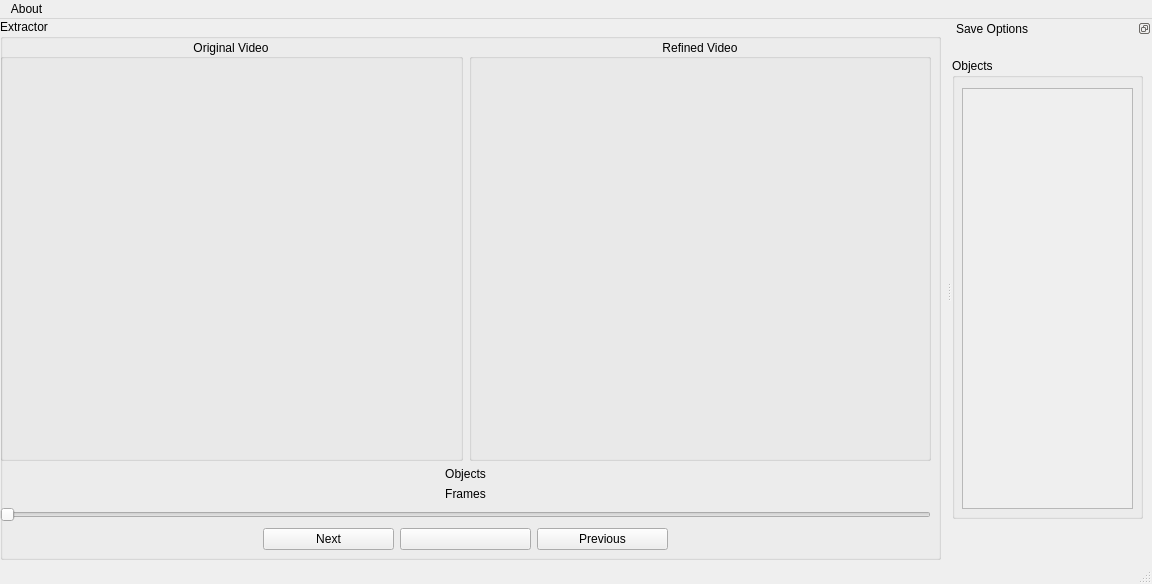
Before: the Qt Designer form frontend/extract.ui in hilmandayo/pymagextractor, drawn with Qt 5.
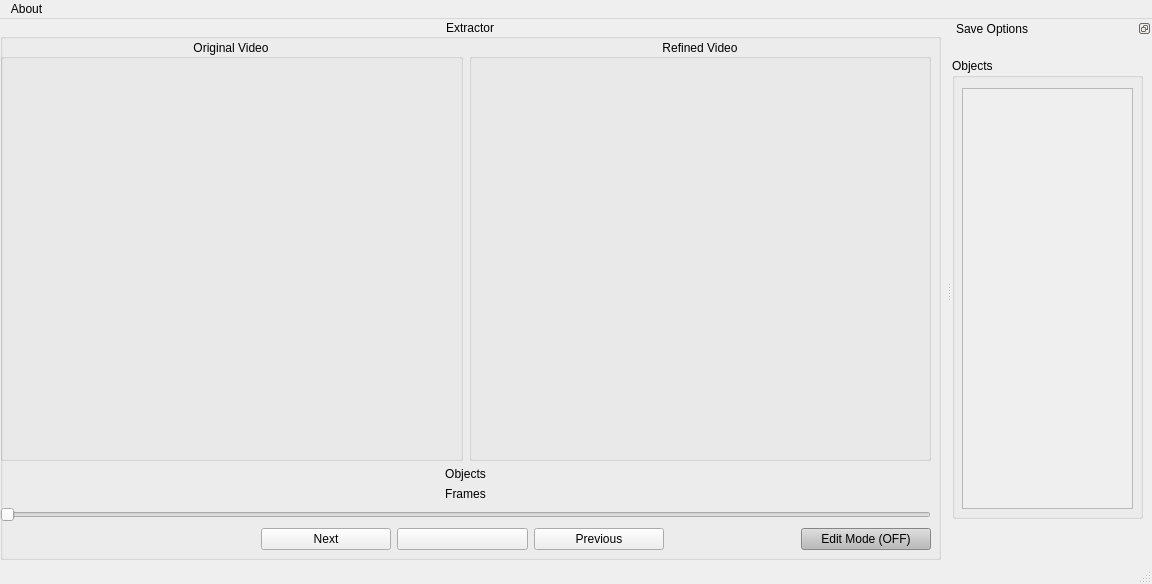
After: the same form once the commit is applied.

The edit to the form file:
```diff
--- a/frontend/extract.ui
+++ b/frontend/extract.ui
@@ -29,6 +29,9 @@
        <property name="title">
         <string>Extractor</string>
        </property>
+       <property name="alignment">
+        <set>Qt::AlignCenter</set>
+       </property>
        <widget class="QWidget" name="verticalLayoutWidget">
         <property name="geometry">
          <rect>
@@ -94,7 +97,7 @@
           </widget>
          </item>
          <item>
-          <layout class="QHBoxLayout" name="horizontalLayout_2" stretch="2,1,1,1,2">
+          <layout class="QHBoxLayout" name="horizontalLayout_2" stretch="2,1,1,1,1,1">
            <item>
             <spacer name="horizontalSpacer">
              <property name="orientation">
@@ -151,6 +154,428 @@
              </property>
             </spacer>
            </item>
+           <item>
+            <widget class="QPushButton" name="edit_mode_bnt">
+             <property name="palette">
+              <palette>
+               <active>
+                <colorrole role="WindowText">
+                 <brush brushstyle="SolidPattern">
+                  <color alpha="255">
+                   <red>0</red>
+                   <green>0</green>
+                   <blue>0</blue>
+                  </color>
+                 </brush>
+                </colorrole>
+                <colorrole role="Button">
+                 <brush brushstyle="SolidPattern">
+                  <color alpha="255">
+                   <red>186</red>
+                   <green>186</green>
+                   <blue>186</blue>
+                  </color>
+                 </brush>
+                </colorrole>
+                <colorrole role="Light">
+                 <brush brushstyle="SolidPattern">
+                  <color alpha="255">
+                   <red>255</red>
+                   <green>255</green>
+                   <blue>255</blue>
+                  </color>
+                 </brush>
+                </colorrole>
+                <colorrole role="Midlight">
+                 <brush brushstyle="SolidPattern">
+                  <color alpha="255">
+                   <red>220</red>
+                   <green>220</green>
+                   <blue>220</blue>
+                  </color>
+                 </brush>
+                </colorrole>
+                <colorrole role="Dark">
+                 <brush brushstyle="SolidPattern">
+                  <color alpha="255">
+                   <red>93</red>
+                   <green>93</green>
+                   <blue>93</blue>
+                  </color>
+                 </brush>
+                </colorrole>
+                <colorrole role="Mid">
+                 <brush brushstyle="SolidPattern">
+                  <color alpha="255">
+                   <red>124</red>
+                   <green>124</green>
+                   <blue>124</blue>
+                  </color>
+                 </brush>
+                </colorrole>
+                <colorrole role="Text">
+                 <brush brushstyle="SolidPattern">
+                  <color alpha="255">
+                   <red>0</red>
+                   <green>0</green>
+                   <blue>0</blue>
+                  </color>
+                 </brush>
+                </colorrole>
+                <colorrole role="BrightText">
+                 <brush brushstyle="SolidPattern">
+                  <color alpha="255">
+                   <red>255</red>
+                   <green>255</green>
+                   <blue>255</blue>
+                  </color>
+                 </brush>
+                </colorrole>
+                <colorrole role="ButtonText">
+                 <brush brushstyle="SolidPattern">
+                  <color alpha="255">
+                   <red>0</red>
+                   <green>0</green>
+                   <blue>0</blue>
+                  </color>
+                 </brush>
+                </colorrole>
+                <colorrole role="Base">
+                 <brush brushstyle="SolidPattern">
+                  <color alpha="255">
+                   <red>255</red>
+                   <green>255</green>
+                   <blue>255</blue>
+                  </color>
+                 </brush>
+                </colorrole>
+                <colorrole role="Window">
+                 <brush brushstyle="SolidPattern">
+                  <color alpha="255">
+                   <red>186</red>
+                   <green>186</green>
+                   <blue>186</blue>
+                  </color>
+                 </brush>
+                </colorrole>
+                <colorrole role="Shadow">
+                 <brush brushstyle="SolidPattern">
+                  <color alpha="255">
+                   <red>0</red>
+                   <green>0</green>
+                   <blue>0</blue>
+                  </color>
+                 </brush>
+                </colorrole>
+                <colorrole role="AlternateBase">
+                 <brush brushstyle="SolidPattern">
+                  <color alpha="255">
+                   <red>220</red>
+                   <green>220</green>
+                   <blue>220</blue>
+                  </color>
+                 </brush>
+                </colorrole>
+                <colorrole role="ToolTipBase">
+                 <brush brushstyle="SolidPattern">
+                  <color alpha="255">
+                   <red>255</red>
+                   <green>255</green>
+                   <blue>220</blue>
+                  </color>
+                 </brush>
+                </colorrole>
+                <colorrole role="ToolTipText">
+                 <brush brushstyle="SolidPattern">
+                  <color alpha="255">
+                   <red>0</red>
+                   <green>0</green>
+                   <blue>0</blue>
+                  </color>
+                 </brush>
+                </colorrole>
+               </active>
+               <inactive>
+                <colorrole role="WindowText">
+                 <brush brushstyle="SolidPattern">
+                  <color alpha="255">
+                   <red>0</red>
+                   <green>0</green>
+                   <blue>0</blue>
+                  </color>
+                 </brush>
+                </colorrole>
+                <colorrole role="Button">
+                 <brush brushstyle="SolidPattern">
+                  <color alpha="255">
+                   <red>186</red>
+                   <green>186</green>
+                   <blue>186</blue>
+                  </color>
+                 </brush>
+                </colorrole>
+                <colorrole role="Light">
+                 <brush brushstyle="SolidPattern">
+                  <color alpha="255">
+                   <red>255</red>
+                   <green>255</green>
+                   <blue>255</blue>
+                  </color>
+                 </brush>
+                </colorrole>
+                <colorrole role="Midlight">
+                 <brush brushstyle="SolidPattern">
+                  <color alpha="255">
+                   <red>220</red>
+                   <green>220</green>
+                   <blue>220</blue>
+                  </color>
+                 </brush>
+                </colorrole>
+                <colorrole role="Dark">
+                 <brush brushstyle="SolidPattern">
+                  <color alpha="255">
+                   <red>93</red>
+                   <green>93</green>
+                   <blue>93</blue>
+                  </color>
+                 </brush>
+                </colorrole>
+                <colorrole role="Mid">
+                 <brush brushstyle="SolidPattern">
+                  <color alpha="255">
+                   <red>124</red>
+                   <green>124</green>
+                   <blue>124</blue>
+                  </color>
+                 </brush>
+                </colorrole>
+                <colorrole role="Text">
+                 <brush brushstyle="SolidPattern">
+                  <color alpha="255">
+                   <red>0</red>
+                   <green>0</green>
+                   <blue>0</blue>
+                  </color>
+                 </brush>
+                </colorrole>
+                <colorrole role="BrightText">
+                 <brush brushstyle="SolidPattern">
+                  <color alpha="255">
+                   <red>255</red>
+                   <green>255</green>
+                   <blue>255</blue>
+                  </color>
+                 </brush>
+                </colorrole>
+                <colorrole role="ButtonText">
+                 <brush brushstyle="SolidPattern">
+                  <color alpha="255">
+                   <red>0</red>
+                   <green>0</green>
+                   <blue>0</blue>
+                  </color>
+                 </brush>
+                </colorrole>
+                <colorrole role="Base">
+                 <brush brushstyle="SolidPattern">
+                  <color alpha="255">
+                   <red>255</red>
+                   <green>255</green>
+                   <blue>255</blue>
+                  </color>
+                 </brush>
+                </colorrole>
+                <colorrole role="Window">
+                 <brush brushstyle="SolidPattern">
+                  <color alpha="255">
+                   <red>186</red>
+                   <green>186</green>
+                   <blue>186</blue>
+                  </color>
+                 </brush>
+                </colorrole>
+                <colorrole role="Shadow">
+                 <brush brushstyle="SolidPattern">
+                  <color alpha="255">
+                   <red>0</red>
+                   <green>0</green>
+                   <blue>0</blue>
+                  </color>
+                 </brush>
+                </colorrole>
+                <colorrole role="AlternateBase">
+                 <brush brushstyle="SolidPattern">
+                  <color alpha="255">
+                   <red>220</red>
+                   <green>220</green>
+                   <blue>220</blue>
+                  </color>
+                 </brush>
+                </colorrole>
+                <colorrole role="ToolTipBase">
+                 <brush brushstyle="SolidPattern">
+                  <color alpha="255">
+                   <red>255</red>
+                   <green>255</green>
+                   <blue>220</blue>
+                  </color>
+                 </brush>
+                </colorrole>
+                <colorrole role="ToolTipText">
+                 <brush brushstyle="SolidPattern">
+                  <color alpha="255">
+                   <red>0</red>
+                   <green>0</green>
+                   <blue>0</blue>
+                  </color>
+                 </brush>
+                </colorrole>
+               </inactive>
+               <disabled>
+                <colorrole role="WindowText">
+                 <brush brushstyle="SolidPattern">
+                  <color alpha="255">
+                   <red>93</red>
+                   <green>93</green>
+                   <blue>93</blue>
+                  </color>
+                 </brush>
+                </colorrole>
+                <colorrole role="Button">
+                 <brush brushstyle="SolidPattern">
+                  <color alpha="255">
+                   <red>186</red>
+                   <green>186</green>
+                   <blue>186</blue>
+                  </color>
+                 </brush>
+                </colorrole>
+                <colorrole role="Light">
+                 <brush brushstyle="SolidPattern">
+                  <color alpha="255">
+                   <red>255</red>
+                   <green>255</green>
+                   <blue>255</blue>
+                  </color>
+                 </brush>
+                </colorrole>
+                <colorrole role="Midlight">
+                 <brush brushstyle="SolidPattern">
+                  <color alpha="255">
+                   <red>220</red>
+                   <green>220</green>
+                   <blue>220</blue>
+                  </color>
+                 </brush>
+                </colorrole>
+                <colorrole role="Dark">
+                 <brush brushstyle="SolidPattern">
+                  <color alpha="255">
+                   <red>93</red>
+                   <green>93</green>
+                   <blue>93</blue>
+                  </color>
+                 </brush>
+                </colorrole>
+                <colorrole role="Mid">
+                 <brush brushstyle="SolidPattern">
+                  <color alpha="255">
+                   <red>124</red>
+                   <green>124</green>
+                   <blue>124</blue>
+                  </color>
+                 </brush>
+                </colorrole>
+                <colorrole role="Text">
+                 <brush brushstyle="SolidPattern">
+                  <color alpha="255">
+                   <red>93</red>
+                   <green>93</green>
+                   <blue>93</blue>
+                  </color>
+                 </brush>
+                </colorrole>
+                <colorrole role="BrightText">
+                 <brush brushstyle="SolidPattern">
+                  <color alpha="255">
+                   <red>255</red>
+                   <green>255</green>
+                   <blue>255</blue>
+                  </color>
+                 </brush>
+                </colorrole>
+                <colorrole role="ButtonText">
+                 <brush brushstyle="SolidPattern">
+                  <color alpha="255">
+                   <red>93</red>
+                   <green>93</green>
+                   <blue>93</blue>
+                  </color>
+                 </brush>
+                </colorrole>
+                <colorrole role="Base">
+                 <brush brushstyle="SolidPattern">
+                  <color alpha="255">
+                   <red>186</red>
+                   <green>186</green>
+                   <blue>186</blue>
+                  </color>
+                 </brush>
+                </colorrole>
+                <colorrole role="Window">
+                 <brush brushstyle="SolidPattern">
+                  <color alpha="255">
+                   <red>186</red>
+                   <green>186</green>
+                   <blue>186</blue>
+                  </color>
+                 </brush>
+                </colorrole>
+                <colorrole role="Shadow">
+                 <brush brushstyle="SolidPattern">
+                  <color alpha="255">
+                   <red>0</red>
+                   <green>0</green>
+                   <blue>0</blue>
+                  </color>
+                 </brush>
+                </colorrole>
+                <colorrole role="AlternateBase">
+                 <brush brushstyle="SolidPattern">
+                  <color alpha="255">
+                   <red>186</red>
+                   <green>186</green>
+                   <blue>186</blue>
+                  </color>
+                 </brush>
+                </colorrole>
+                <colorrole role="ToolTipBase">
+                 <brush brushstyle="SolidPattern">
+                  <color alpha="255">
+                   <red>255</red>
+                   <green>255</green>
+                   <blue>220</blue>
+                  </color>
+                 </brush>
+                </colorrole>
+                <colorrole role="ToolTipText">
+                 <brush brushstyle="SolidPattern">
+                  <color alpha="255">
+                   <red>0</red>
+                   <green>0</green>
+                   <blue>0</blue>
+                  </color>
+                 </brush>
+                </colorrole>
+               </disabled>
+              </palette>
+             </property>
+             <property name="text">
+              <string>Edit Mode (OFF)</string>
+             </property>
+            </widget>
+           </item>
           </layout>
          </item>
         </layout>
```
